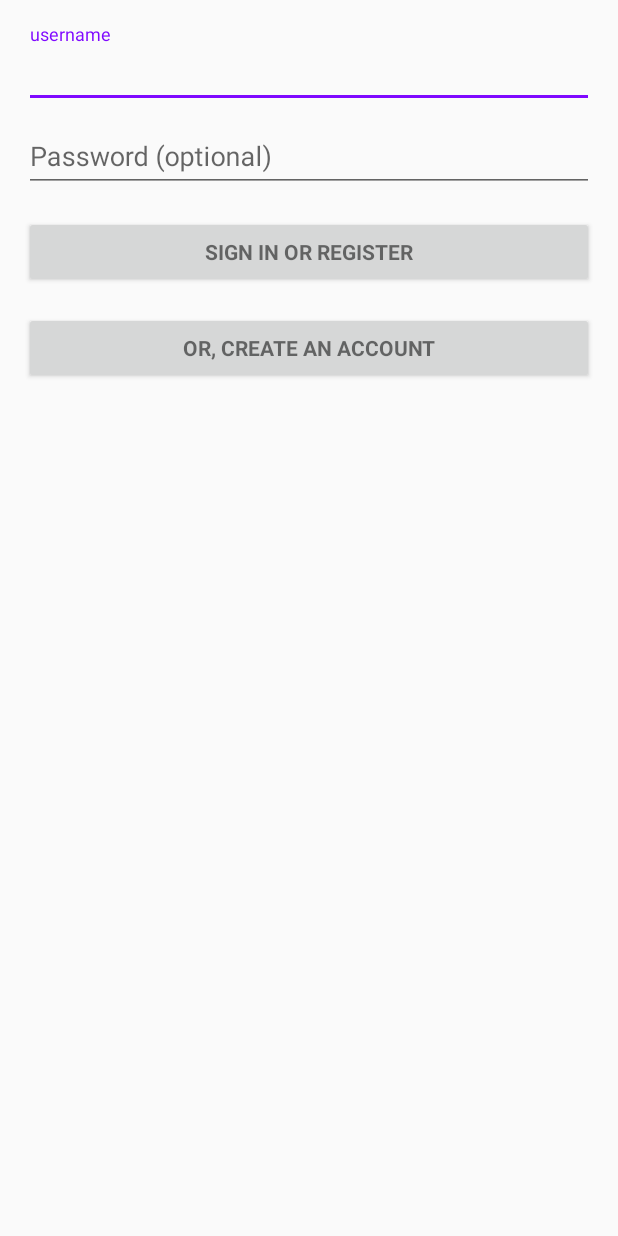
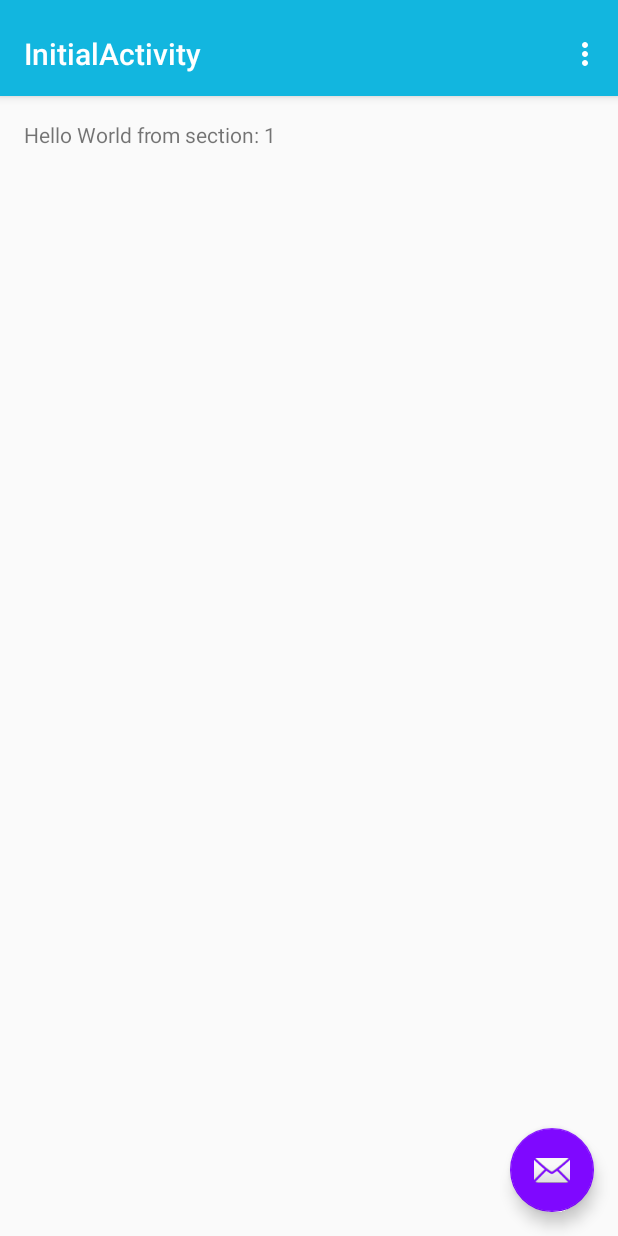
Before and after one commit to Cazs/team01-mobile, an Android app: the screen it shows after launch (LoginActivity before the commit, InitialActivity after it), on a phone screen of 412 x 824 dp. Run offline under Robolectric (Android 15) with nearby library versions, the phone set to English and light mode, and no system bars.

Commit message:
initial activity

```diff
--- /dev/null
+++ b/app/src/main/java/com/codcodes/icebreaker/InitialActivity.java
@@ -0,0 +1,159 @@
+package com.codcodes.icebreaker;
+
+import android.support.design.widget.FloatingActionButton;
+import android.support.design.widget.Snackbar;
+import android.support.v7.app.AppCompatActivity;
+import android.support.v7.widget.Toolbar;
+
+import android.support.v4.app.Fragment;
+import android.support.v4.app.FragmentManager;
+import android.support.v4.app.FragmentPagerAdapter;
+import android.support.v4.view.ViewPager;
+import android.os.Bundle;
+import android.view.LayoutInflater;
+import android.view.Menu;
+import android.view.MenuItem;
+import android.view.View;
+import android.view.ViewGroup;
+
+import android.widget.TextView;
+
+public class InitialActivity extends AppCompatActivity {
+
+    /**
+     * The {@link android.support.v4.view.PagerAdapter} that will provide
+     * fragments for each of the sections. We use a
+     * {@link FragmentPagerAdapter} derivative, which will keep every
+     * loaded fragment in memory. If this becomes too memory intensive, it
+     * may be best to switch to a
+     * {@link android.support.v4.app.FragmentStatePagerAdapter}.
+     */
+    private SectionsPagerAdapter mSectionsPagerAdapter;
+
+    /**
+     * The {@link ViewPager} that will host the section contents.
+     */
+    private ViewPager mViewPager;
+
+    @Override
+    protected void onCreate(Bundle savedInstanceState) {
+        super.onCreate(savedInstanceState);
+        setContentView(R.layout.activity_initial);
+
+        Toolbar toolbar = (Toolbar) findViewById(R.id.toolbar);
+        setSupportActionBar(toolbar);
+        // Create the adapter that will return a fragment for each of the three
+        // primary sections of the activity.
+        mSectionsPagerAdapter = new SectionsPagerAdapter(getSupportFragmentManager());
+
+        // Set up the ViewPager with the sections adapter.
+        mViewPager = (ViewPager) findViewById(R.id.container);
+        mViewPager.setAdapter(mSectionsPagerAdapter);
+
+
+        FloatingActionButton fab = (FloatingActionButton) findViewById(R.id.fab);
+        fab.setOnClickListener(new View.OnClickListener() {
+            @Override
+            public void onClick(View view) {
+                Snackbar.make(view, "Replace with your own action", Snackbar.LENGTH_LONG)
+                        .setAction("Action", null).show();
+            }
+        });
+
+    }
+
+
+    @Override
+    public boolean onCreateOptionsMenu(Menu menu) {
+        // Inflate the menu; this adds items to the action bar if it is present.
+        getMenuInflater().inflate(R.menu.menu_initial, menu);
+        return true;
+    }
+
+    @Override
+    public boolean onOptionsItemSelected(MenuItem item) {
+        // Handle action bar item clicks here. The action bar will
+        // automatically handle clicks on the Home/Up button, so long
+        // as you specify a parent activity in AndroidManifest.xml.
+        int id = item.getItemId();
+
+        //noinspection SimplifiableIfStatement
+        if (id == R.id.action_settings) {
+            return true;
+        }
+
+        return super.onOptionsItemSelected(item);
+    }
+
+    /**
+     * A placeholder fragment containing a simple view.
+     */
+    public static class PlaceholderFragment extends Fragment {
+        /**
+         * The fragment argument representing the section number for this
+         * fragment.
+         */
+        private static final String ARG_SECTION_NUMBER = "section_number";
+
+        public PlaceholderFragment() {
+        }
+
+        /**
+         * Returns a new instance of this fragment for the given section
+         * number.
+         */
+        public static PlaceholderFragment newInstance(int sectionNumber) {
+            PlaceholderFragment fragment = new PlaceholderFragment();
+            Bundle args = new Bundle();
+            args.putInt(ARG_SECTION_NUMBER, sectionNumber);
+            fragment.setArguments(args);
+            return fragment;
+        }
+
+        @Override
+        public View onCreateView(LayoutInflater inflater, ViewGroup container,
+                                 Bundle savedInstanceState) {
+            View rootView = inflater.inflate(R.layout.fragment_initial, container, false);
+            TextView textView = (TextView) rootView.findViewById(R.id.section_label);
+            textView.setText(getString(R.string.section_format, getArguments().getInt(ARG_SECTION_NUMBER)));
+            return rootView;
+        }
+    }
+
+    /**
+     * A {@link FragmentPagerAdapter} that returns a fragment corresponding to
+     * one of the sections/tabs/pages.
+     */
+    public class SectionsPagerAdapter extends FragmentPagerAdapter {
+
+        public SectionsPagerAdapter(FragmentManager fm) {
+            super(fm);
+        }
+
+        @Override
+        public Fragment getItem(int position) {
+            // getItem is called to instantiate the fragment for the given page.
+            // Return a PlaceholderFragment (defined as a static inner class below).
+            return PlaceholderFragment.newInstance(position + 1);
+        }
+
+        @Override
+        public int getCount() {
+            // Show 3 total pages.
+            return 3;
+        }
+
+        @Override
+        public CharSequence getPageTitle(int position) {
+            switch (position) {
+                case 0:
+                    return "SECTION 1";
+                case 1:
+                    return "SECTION 2";
+                case 2:
+                    return "SECTION 3";
+            }
+            return null;
+        }
+    }
+}
--- /dev/null
+++ b/app/src/main/res/layout/activity_initial.xml
@@ -0,0 +1,44 @@
+<?xml version="1.0" encoding="utf-8"?>
+<android.support.design.widget.CoordinatorLayout xmlns:android="http://schemas.android.com/apk/res/android"
+    xmlns:app="http://schemas.android.com/apk/res-auto"
+    xmlns:tools="http://schemas.android.com/tools"
+    android:id="@+id/main_content"
+    android:layout_width="match_parent"
+    android:layout_height="match_parent"
+    android:fitsSystemWindows="true"
+    tools:context="com.codcodes.icebreaker.InitialActivity">
+
+    <android.support.design.widget.AppBarLayout
+        android:id="@+id/appbar"
+        android:layout_width="match_parent"
+        android:layout_height="wrap_content"
+        android:paddingTop="@dimen/appbar_padding_top"
+        android:theme="@style/AppTheme.AppBarOverlay">
+
+        <android.support.v7.widget.Toolbar
+            android:id="@+id/toolbar"
+            android:layout_width="match_parent"
+            android:layout_height="?attr/actionBarSize"
+            android:background="?attr/colorPrimary"
+            app:layout_scrollFlags="scroll|enterAlways"
+            app:popupTheme="@style/AppTheme.PopupOverlay">
+
+        </android.support.v7.widget.Toolbar>
+
+    </android.support.design.widget.AppBarLayout>
+
+    <android.support.v4.view.ViewPager
+        android:id="@+id/container"
+        android:layout_width="match_parent"
+        android:layout_height="match_parent"
+        app:layout_behavior="@string/appbar_scrolling_view_behavior" />
+
+    <android.support.design.widget.FloatingActionButton
+        android:id="@+id/fab"
+        android:layout_width="wrap_content"
+        android:layout_height="wrap_content"
+        android:layout_gravity="end|bottom"
+        android:layout_margin="@dimen/fab_margin"
+        android:src="@android:drawable/ic_dialog_email" />
+
+</android.support.design.widget.CoordinatorLayout>
--- /dev/null
+++ b/app/src/main/res/layout/fragment_initial.xml
@@ -0,0 +1,16 @@
+<RelativeLayout xmlns:android="http://schemas.android.com/apk/res/android"
+    xmlns:tools="http://schemas.android.com/tools"
+    android:layout_width="match_parent"
+    android:layout_height="match_parent"
+    android:paddingBottom="@dimen/activity_vertical_margin"
+    android:paddingLeft="@dimen/activity_horizontal_margin"
+    android:paddingRight="@dimen/activity_horizontal_margin"
+    android:paddingTop="@dimen/activity_vertical_margin"
+    tools:context="com.codcodes.icebreaker.InitialActivity$PlaceholderFragment">
+
+    <TextView
+        android:id="@+id/section_label"
+        android:layout_width="wrap_content"
+        android:layout_height="wrap_content" />
+
+</RelativeLayout>
--- /dev/null
+++ b/app/src/main/res/menu/menu_initial.xml
@@ -0,0 +1,10 @@
+<menu xmlns:android="http://schemas.android.com/apk/res/android"
+    xmlns:app="http://schemas.android.com/apk/res-auto"
+    xmlns:tools="http://schemas.android.com/tools"
+    tools:context="com.codcodes.icebreaker.InitialActivity">
+    <item
+        android:id="@+id/action_settings"
+        android:orderInCategory="100"
+        android:title="@string/action_settings"
+        app:showAsAction="never" />
+</menu>
--- a/app/src/main/res/values/dimens.xml
+++ b/app/src/main/res/values/dimens.xml
@@ -9,4 +9,5 @@
     <dimen name="profile_settings_h">400dp</dimen>
     <dimen name="profile_label_size">12pt</dimen>
     <dimen name="text_margin">16dp</dimen>
+    <dimen name="appbar_padding_top">8dp</dimen>
 </resources>
--- a/app/src/main/res/values/strings.xml
+++ b/app/src/main/res/values/strings.xml
@@ -111,4 +111,6 @@
     <string name="permission_rationale">"Contacts permissions are needed for providing email
         completions."
     </string>
+    <string name="title_activity_initial">InitialActivity</string>
+    <string name="section_format">Hello World from section: %1$d</string>
 </resources>
```
Also changed, not shown: app/src/main/AndroidManifest.xml (+33 -25 lines), app/src/main/res/values/styles.xml (+3 -4 lines).
